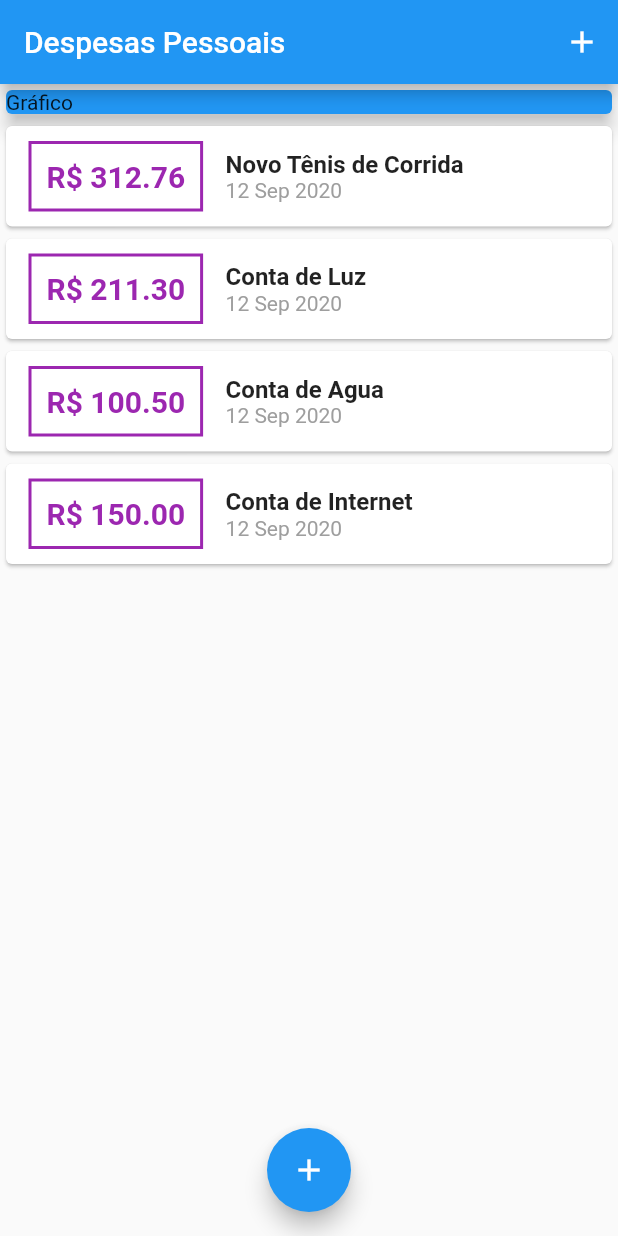
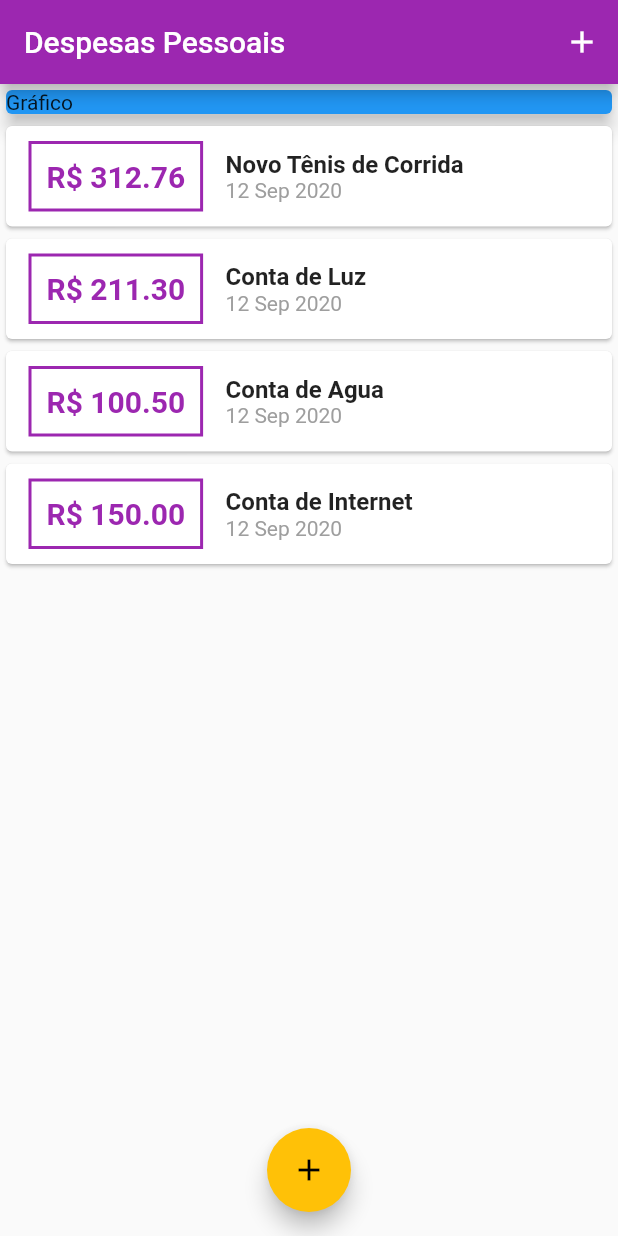
Before and after one commit to robertov8/expenses, a Flutter app: the screen it shows after launch, on a phone screen of 412 x 824 dp. Run offline on Flutter 3.47's test engine with Material 2 defaults, Android fonts, the phone set to English and light mode, and no system bars.

Commit message:
33. Estilo com Theme

```diff
--- a/lib/components/transaction_list.dart
+++ b/lib/components/transaction_list.dart
@@ -26,7 +26,7 @@ class TransactionList extends StatelessWidget {
                   ),
                   decoration: BoxDecoration(
                     border: Border.all(
-                      color: Colors.purple,
+                      color: Theme.of(context).primaryColor,
                       width: 2,
                     ),
                   ),
@@ -34,9 +34,10 @@ class TransactionList extends StatelessWidget {
                   child: Text(
                     'R\$ ${tr.value.toStringAsFixed(2)}',
                     style: TextStyle(
-                        fontWeight: FontWeight.bold,
-                        fontSize: 20,
-                        color: Colors.purple),
+                      fontWeight: FontWeight.bold,
+                      fontSize: 20,
+                      color: Theme.of(context).primaryColor,
+                    ),
                   ),
                 ),
                 Column(
--- a/lib/main.dart
+++ b/lib/main.dart
@@ -12,6 +12,10 @@ class ExpensesApp extends StatelessWidget {
   Widget build(BuildContext context) {
     return MaterialApp(
       home: MyHomePage(),
+      theme: ThemeData(
+        primarySwatch: Colors.purple,
+        accentColor: Colors.amber
+      ),
     );
   }
 }
@@ -60,6 +64,8 @@ class _MyHomePageState extends State<MyHomePage> {
     setState(() {
       _transactions.add(newTransaction);
     });
+
+    Navigator.of(context).pop();
   }
 
   _openTransactionFormModal(BuildContext context) {
```
